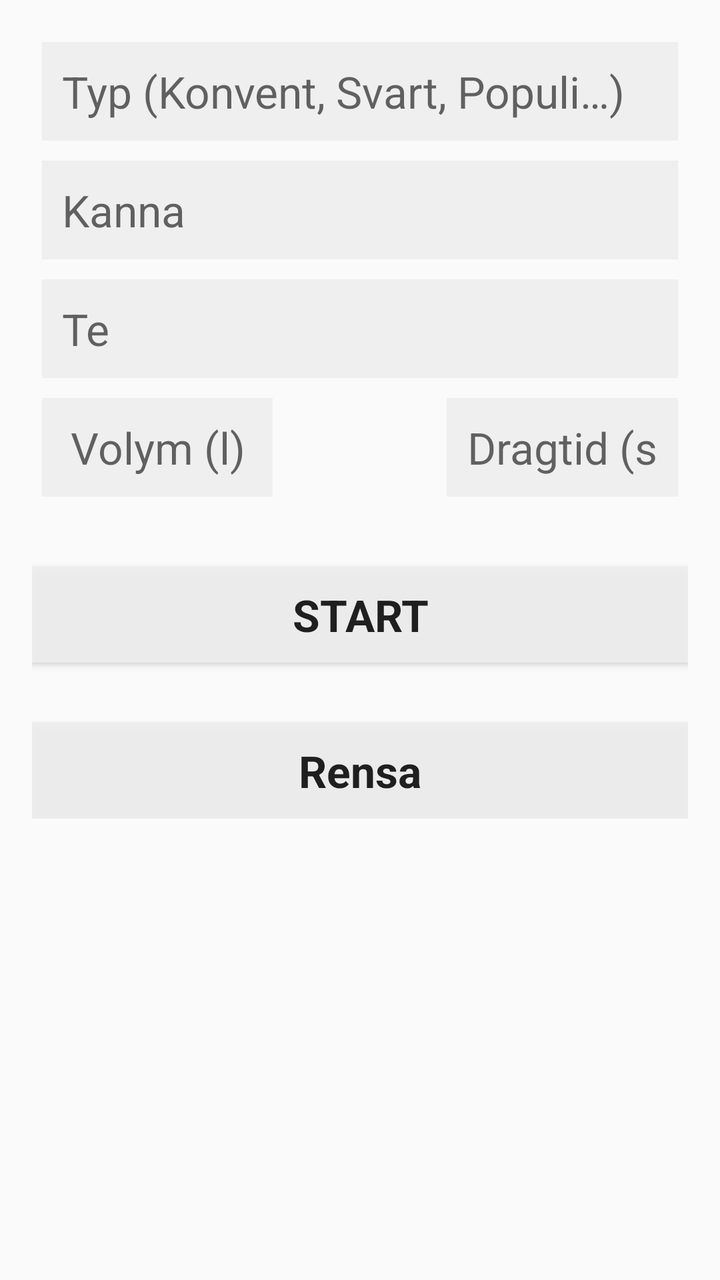
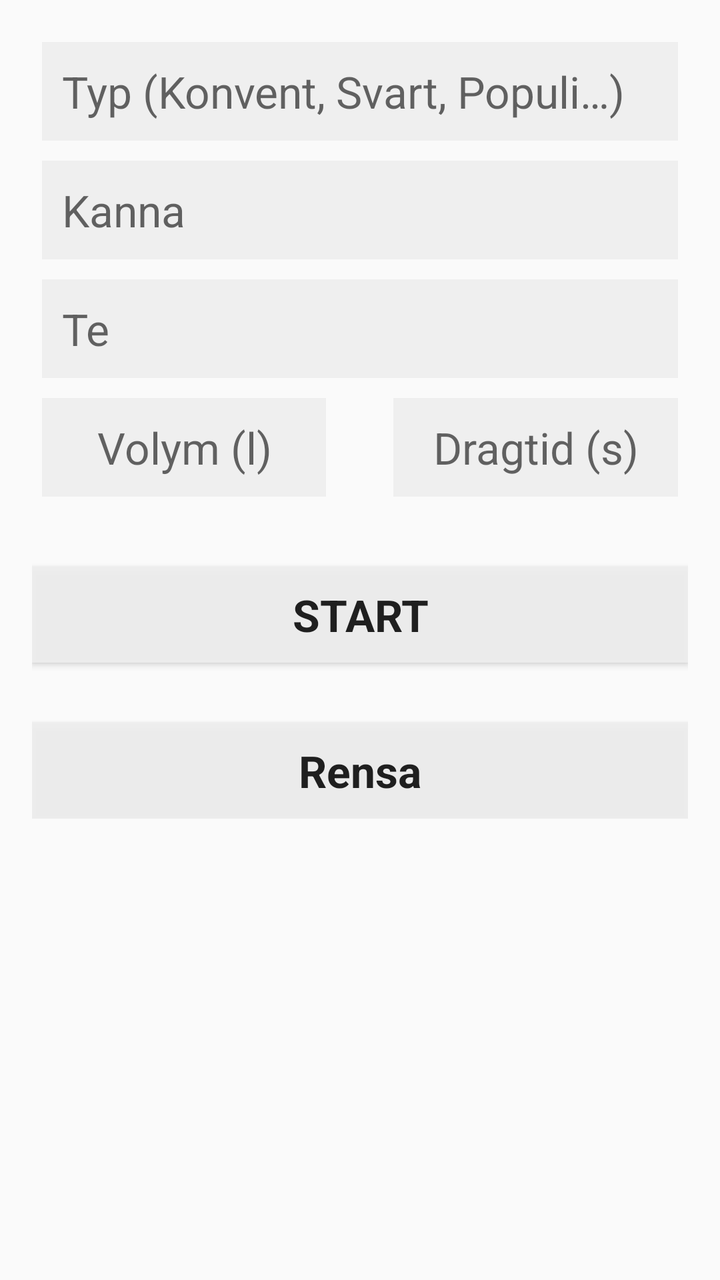

Screens rendered from an Android XML layout before and after an edit, with the pre-edit source and the edit as a unified diff.
<!-- AndroidManifest.xml: application theme AppTheme -->
<!-- res/layout/fragment_form.xml -->
<RelativeLayout xmlns:android="http://schemas.android.com/apk/res/android"
    xmlns:tools="http://schemas.android.com/tools"
    android:layout_width="match_parent"
    android:layout_height="match_parent">
    

    <LinearLayout
        android:id="@+id/form_layout"
        android:layout_width="match_parent"
        android:layout_height="wrap_content"
        android:orientation="vertical"
        android:paddingLeft="@dimen/activity_horizontal_margin"
        android:paddingTop="@dimen/activity_vertical_margin"
        android:paddingRight="@dimen/activity_horizontal_margin"
        android:paddingBottom="@dimen/activity_vertical_margin"
        tools:context=".MainActivity$PlaceholderFragment">

        <EditText
            android:id="@+id/form_teaType"
            android:layout_width="match_parent"
            android:layout_height="wrap_content"
            android:layout_margin="5dp"
            android:autofillHints="Typ av te"
            android:background="#eeee"
            android:hint="@string/typ_te_exempel"
            android:inputType="text"
            android:padding="10dp"
            android:textAppearance="@android:style/TextAppearance.DeviceDefault.Large" />

        <EditText
            android:id="@+id/form_teaPot"
            android:layout_width="match_parent"
            android:layout_height="wrap_content"
            android:layout_margin="5dp"
            android:autofillHints="Namn på tekannan"
            android:background="#eeee"
            android:hint="@string/kanna"
            android:inputType="text"
            android:padding="10dp"
            android:textAppearance="@android:style/TextAppearance.DeviceDefault.Large" />

        <AutoCompleteTextView
            android:id="@+id/form_teaName"
            android:layout_width="match_parent"
            android:layout_height="wrap_content"
            android:layout_margin="5dp"
            android:background="#eeee"
            android:completionThreshold="0"
            android:hint="@string/te_namn_exempel"
            android:inputType="text"
            android:padding="10dp"
            android:textAppearance="@android:style/TextAppearance.DeviceDefault.Large" />

        <LinearLayout
            android:layout_width="match_parent"
            android:layout_height="wrap_content"
            android:orientation="horizontal"
            android:padding="0dp">

            <EditText
                android:id="@+id/form_teaVolume"
                android:layout_width="0dp"
                android:layout_height="wrap_content"
                android:layout_margin="5dp"
                android:layout_weight="0.3"
                android:autofillHints="Mängd te"
                android:background="#eeee"
                android:gravity="center"
                android:hint="@string/volym_hint"
                android:inputType="numberDecimal"
                android:nextFocusForward="@+id/form_teaSoakTime"
                android:padding="10dp"
                android:textAppearance="@android:style/TextAppearance.DeviceDefault.Large" />

            <TextView
                android:layout_width="0dp"
                android:layout_height="wrap_content"
                android:layout_weight="0.2" />

            <EditText
                android:id="@+id/form_teaSoakTime"
                android:layout_width="0dp"
                android:layout_height="wrap_content"
                android:layout_margin="5dp"
                android:layout_weight="0.3"
                android:autofillHints="Dragtid i sekunder"
                android:background="#eeee"
                android:gravity="center"
                android:hint="@string/dragtid_hint"
                android:inputType="number"
                android:padding="10dp"
                android:textAppearance="@android:style/TextAppearance.DeviceDefault.Large" />
        </LinearLayout>

        <Button
            android:id="@+id/form_teaStart"
            android:layout_width="match_parent"
            android:layout_height="wrap_content"
            android:layout_marginTop="30dp"
            android:background="#eeee"
            android:onClick="addTeaTimer"
            android:text="@string/start"
            android:textAppearance="@android:style/TextAppearance.DeviceDefault.Large"
            android:textStyle="bold" />

        <Button
            android:id="@+id/form_teaClear"
            android:layout_width="match_parent"
            android:layout_height="wrap_content"
            android:layout_marginTop="30dp"
            android:background="#eeee"
            android:onClick="clearForm"
            android:text="@string/rensa"
            android:textAppearance="@android:style/TextAppearance.DeviceDefault.Large"
            android:textStyle="bold" />
    </LinearLayout>
</RelativeLayout>
<!-- resources referenced by this layout -->
<resources>
  <dimen name="activity_horizontal_margin">16dp</dimen>
  <dimen name="activity_vertical_margin">16dp</dimen>
  <string name="dragtid_hint">Dragtid (s)</string>
  <string name="kanna">Kanna</string>
  <string name="rensa">Rensa</string>
  <string name="start">START</string>
  <string name="te_namn_exempel">Te</string>
  <string name="typ_te_exempel">Typ (Konvent, Svart, Populi…)</string>
  <string name="volym_hint">Volym (l)</string>
  <style name="AppTheme" parent="Theme.AppCompat.Light.DarkActionBar">
          
          <item name="colorPrimary">@color/colorPrimary</item>
          <item name="colorPrimaryDark">@color/colorPrimaryDark</item>
          <item name="colorAccent">@color/colorAccent</item>
      </style>
  <color name="colorPrimary">#3F51B5</color>
  <color name="colorPrimaryDark">#303F9F</color>
  <color name="colorAccent">#FF4081</color>
</resources>

<!-- the commit's change to res/layout/fragment_form.xml (unified diff, before → after) -->
@@ -25,6 +25,7 @@
             android:hint="@string/typ_te_exempel"
             android:inputType="text"
             android:padding="10dp"
+            android:imeOptions="actionNext"
             android:textAppearance="@android:style/TextAppearance.DeviceDefault.Large" />
 
         <EditText
@@ -37,6 +38,7 @@
             android:hint="@string/kanna"
             android:inputType="text"
             android:padding="10dp"
+            android:imeOptions="actionNext"
             android:textAppearance="@android:style/TextAppearance.DeviceDefault.Large" />
 
         <AutoCompleteTextView
@@ -49,6 +51,7 @@
             android:hint="@string/te_namn_exempel"
             android:inputType="text"
             android:padding="10dp"
+            android:imeOptions="actionNext"
             android:textAppearance="@android:style/TextAppearance.DeviceDefault.Large" />
 
         <LinearLayout
@@ -70,12 +73,13 @@
                 android:inputType="numberDecimal"
                 android:nextFocusForward="@+id/form_teaSoakTime"
                 android:padding="10dp"
+                android:imeOptions="actionNext"
                 android:textAppearance="@android:style/TextAppearance.DeviceDefault.Large" />
 
-            <TextView
+            <Space
                 android:layout_width="0dp"
-                android:layout_height="wrap_content"
-                android:layout_weight="0.2" />
+                android:layout_height="0dp"
+                android:layout_weight="0.05" />
 
             <EditText
                 android:id="@+id/form_teaSoakTime"
@@ -89,6 +93,7 @@
                 android:hint="@string/dragtid_hint"
                 android:inputType="number"
                 android:padding="10dp"
+                android:imeOptions="actionDone"
                 android:textAppearance="@android:style/TextAppearance.DeviceDefault.Large" />
         </LinearLayout>
 
